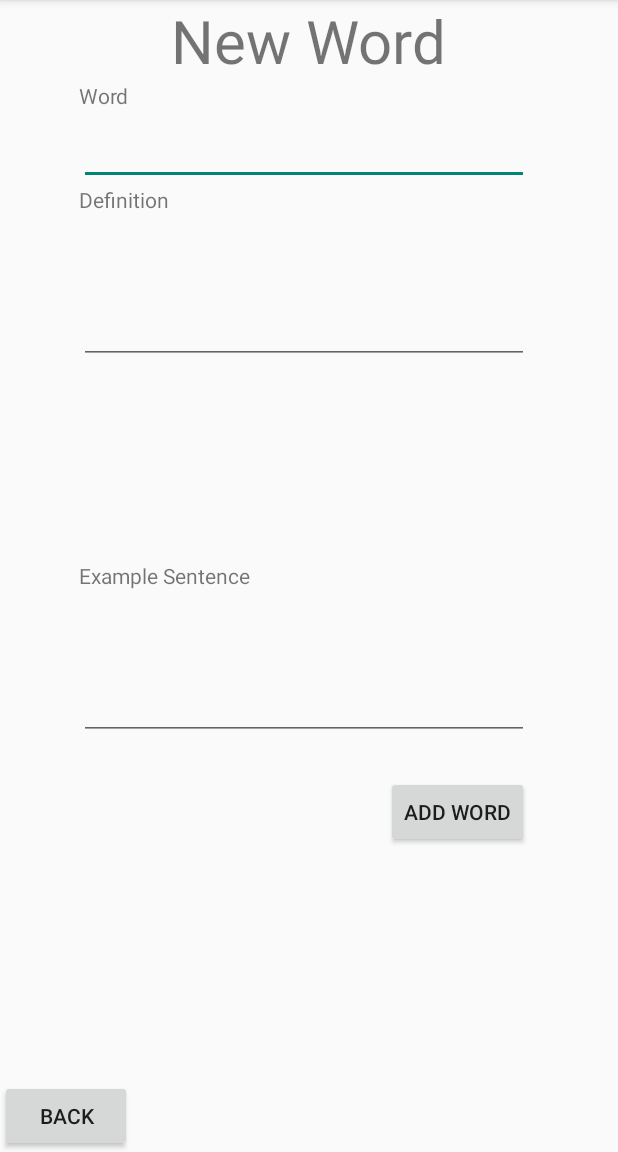
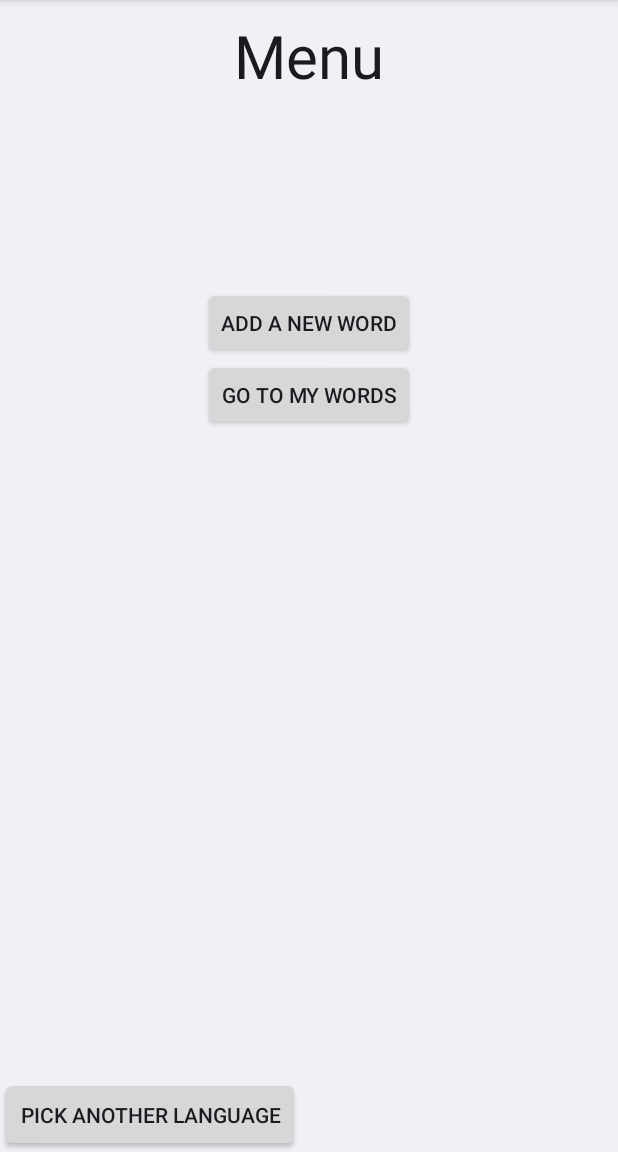
Before and after one commit to kaeuchoa/AndroidApp_PersonalDictionary, an Android app: the screen it shows after launch (AddWordActivity before the commit, MenuActivity after it), after a tap on "ENGLISH", on a phone screen of 412 x 824 dp, the part 84-1236 px from its top. Run offline under Robolectric (Android 15) with nearby library versions, the phone set to English and light mode, and no system bars.

Commit message:
More work done, all the screens working but My word

```diff
--- /dev/null
+++ b/app/src/main/java/com/example/kaeuc/finalproject/MenuActivity.java
@@ -0,0 +1,47 @@
+package com.example.kaeuc.finalproject;
+
+import android.app.Activity;
+import android.content.Intent;
+import android.os.Bundle;
+import android.view.View;
+import android.widget.Button;
+
+/**
+ * Created by kaeuc on 11/5/2015.
+ */
+public class MenuActivity extends Activity{
+
+    public static final String CATEGORY_MENU = "personalDictionary.CATEGORY_MENU";
+    public static final String ACTION_MENU = "personalDictionary.ACTION_MENU";
+    private Button btnAddNewWord;
+    private Button btnGoToMyWords;
+    private Button btnPickLang;
+
+    @Override
+    protected void onCreate(Bundle savedInstanceState) {
+        super.onCreate(savedInstanceState);
+        setContentView(R.layout.menu_layout);
+        btnAddNewWord = (Button) findViewById(R.id.btn_menuNewWord);
+        btnGoToMyWords = (Button) findViewById(R.id.btn_menuMyWords);
+        btnPickLang = (Button) findViewById(R.id.btn_menuPickLang);
+        View.OnClickListener clickListener = new View.OnClickListener() {
+            @Override
+            public void onClick(View v) {
+                if(v.getId() == btnAddNewWord.getId()){
+                    Intent addNewWordIntent = new Intent(AddWordActivity.ACTION_ADDWORD);
+                    addNewWordIntent.addCategory(AddWordActivity.CATEGORY_ADDWORD);
+                    startActivity(addNewWordIntent);
+                }else if(v.getId() == btnGoToMyWords.getId()){
+                    Intent myWordsIntent = new Intent(MyWords.ACTION_MYWORDS);
+                    myWordsIntent.addCategory(MyWords.CATEGORY_MYWORDS);
+                    startActivity(myWordsIntent);
+                }else{ // pick another language
+                    finish();
+                }
+            }
+        };
+        btnAddNewWord.setOnClickListener(clickListener);
+        btnGoToMyWords.setOnClickListener(clickListener);
+        btnPickLang.setOnClickListener(clickListener);
+    }
+}
--- a/app/src/main/java/com/example/kaeuc/finalproject/PickLangActivity.java
+++ b/app/src/main/java/com/example/kaeuc/finalproject/PickLangActivity.java
@@ -11,28 +11,30 @@ import android.widget.Button;
 public class PickLangActivity extends Activity {
     private Button englishButton;
     private Button addLangButton;
+    public static final String CATEGORY_PICKLANG = "personalDictionary.CATEGORY_PICKLANG";
+    public static final String ACTION_PICKLANG = "personalDictionary.ACTION_PICKLANG";
     @Override
     protected void onCreate(Bundle savedInstanceState) {
         super.onCreate(savedInstanceState);
         setContentView(R.layout.pick_language);
         this.englishButton = (Button) findViewById(R.id.btn_english);
         this.addLangButton = (Button) findViewById(R.id.btn_addLang);
-        View.OnClickListener actionListener = new View.OnClickListener() {
+        View.OnClickListener clickListener = new View.OnClickListener() {
             @Override
             public void onClick(View v) {
                 if(v.getId()== R.id.btn_english) {
-                    Intent intent = new Intent(AddWordActivity.ACTION_ADDWORD);
-                    intent.addCategory(AddWordActivity.CATEGORY_ADDWORD);
-                    startActivity(intent);
+                    Intent menuIntent = new Intent(MenuActivity.ACTION_MENU);
+                    menuIntent.addCategory(MenuActivity.CATEGORY_MENU);
+                    startActivity(menuIntent);
                 }else if(v.getId()== R.id.btn_addLang){
-                    Intent intent = new Intent(AddNewLangActivity.ACTION_ADDLANG);
-                    intent.addCategory(AddNewLangActivity.CATEGORY_ADDLANG);
-                    startActivity(intent);
+                    Intent addNewLangIntent = new Intent(AddNewLangActivity.ACTION_ADDLANG);
+                    addNewLangIntent.addCategory(AddNewLangActivity.CATEGORY_ADDLANG);
+                    startActivity(addNewLangIntent);
                 }
             }
         };
-        englishButton.setOnClickListener(actionListener);
-        addLangButton.setOnClickListener(actionListener);
+        englishButton.setOnClickListener(clickListener);
+        addLangButton.setOnClickListener(clickListener);
     }
 
     @Override
--- a/app/src/main/res/layout/add_new_word.xml
+++ b/app/src/main/res/layout/add_new_word.xml
@@ -46,7 +46,7 @@
     <EditText
         android:layout_width="300dp"
         android:layout_height="100dp"
-        android:textSize="25dp"
+        android:textSize="15dp"
         android:id="@+id/edt_definitionBox"
         android:editable="true"
         android:layout_below="@+id/txt_definition"
@@ -64,7 +64,7 @@
     <EditText
         android:layout_width="300dp"
         android:layout_height="100dp"
-        android:textSize="25dp"
+        android:textSize="15dp"
         android:id="@+id/edt_exSentence"
         android:editable="true"
         android:layout_below="@+id/txt_exSentence"
--- a/app/src/main/res/layout/menu_layout.xml
+++ b/app/src/main/res/layout/menu_layout.xml
@@ -18,7 +18,7 @@
         android:layout_width="wrap_content"
         android:layout_height="wrap_content"
         android:text="@string/btn_addWord"
-        android:id="@+id/button"
+        android:id="@+id/btn_menuNewWord"
         android:layout_below="@+id/textView2"
         android:layout_centerHorizontal="true"
         android:layout_marginTop="127dp" />
@@ -27,15 +27,15 @@
         android:layout_width="wrap_content"
         android:layout_height="wrap_content"
         android:text="@string/btn_myWords"
-        android:id="@+id/btn_myWords"
-        android:layout_below="@+id/button"
+        android:id="@+id/btn_menuMyWords"
+        android:layout_below="@+id/btn_menuNewWord"
         android:layout_centerHorizontal="true" />
 
     <Button
         android:layout_width="200dp"
         android:layout_height="50dp"
         android:text="@string/btn_pickLanguage"
-        android:id="@+id/button2"
+        android:id="@+id/btn_menuPickLang"
         android:layout_alignParentBottom="true"
         />
 </RelativeLayout>
```
Also changed, not shown: app/src/main/AndroidManifest.xml (+17 -1 lines), app/src/main/java/com/example/kaeuc/finalproject/AddWordActivity.java (+24 -0 lines), app/src/main/java/com/example/kaeuc/finalproject/MyWords.java (added, +36 -0 lines), app/src/main/res/layout/my_words.xml (added, +28 -0 lines).
